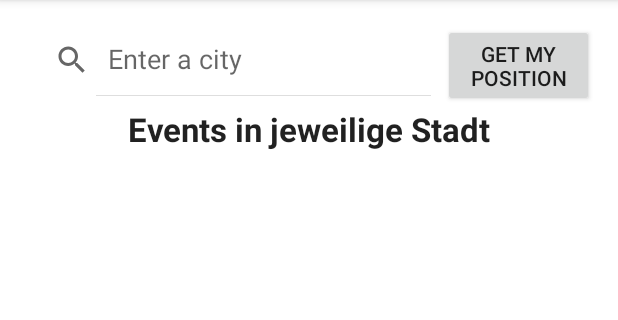
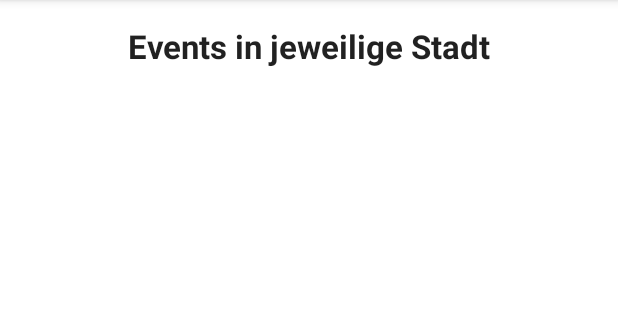
Before and after one commit to KristineWolf/Eventastic, an Android app: the EventsInCity screen opened directly, with no data from a screen before it, on a phone screen of 412 x 824 dp, the part 84-404 px from its top. Run offline under Robolectric (Android 15) with nearby library versions, the phone set to English and light mode, and no system bars; our stand-ins replace Firebase (no records; nobody signed in at launch, a user with empty details on screens opened directly); libraries missing offline, so code that uses them is left out: com.firebase.client; 3 statements that could not run were skipped.

```diff
--- a/app/src/main/res/layout/activity_events_in_city.xml
+++ b/app/src/main/res/layout/activity_events_in_city.xml
@@ -11,30 +11,6 @@
     tools:context="com.example.kristine.eventastic.Activities.EventsInCity">
 
 
-    <LinearLayout
-        android:orientation="horizontal"
-        android:layout_width="match_parent"
-        android:layout_height="wrap_content"
-        android:id="@+id/search_bar">
-
-        <SearchView
-            android:layout_width="wrap_content"
-            android:layout_height="wrap_content"
-            android:id="@+id/searchViewCities"
-            android:background="@color/white"
-            android:queryHint="Enter a city"
-            android:iconifiedByDefault="false"
-            android:layout_weight="0.5"/>
-
-        <Button
-            android:layout_width="wrap_content"
-            android:layout_height="wrap_content"
-            android:id="@+id/button_get_position"
-            android:text="@string/button_get_position"
-            android:layout_weight="0.5"/>
-
-
-    </LinearLayout>
 
     <TextView
         android:layout_width="match_parent"
@@ -42,7 +18,7 @@
         android:textAppearance="?android:attr/textAppearanceLarge"
         android:text="@string/events_city"
         android:id="@+id/title_events_in_this_city"
-        android:layout_below="@+id/search_bar"
+
         android:layout_centerHorizontal="true"
         android:textAlignment="center"
         android:textStyle="bold"/>
```
